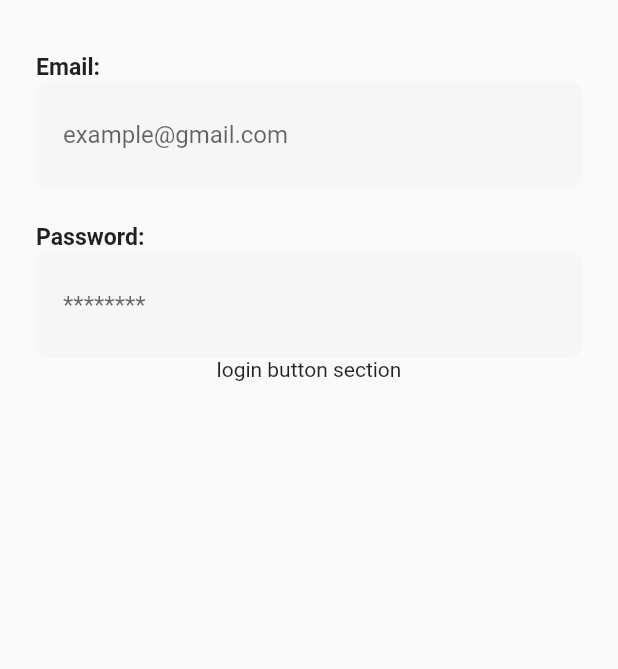
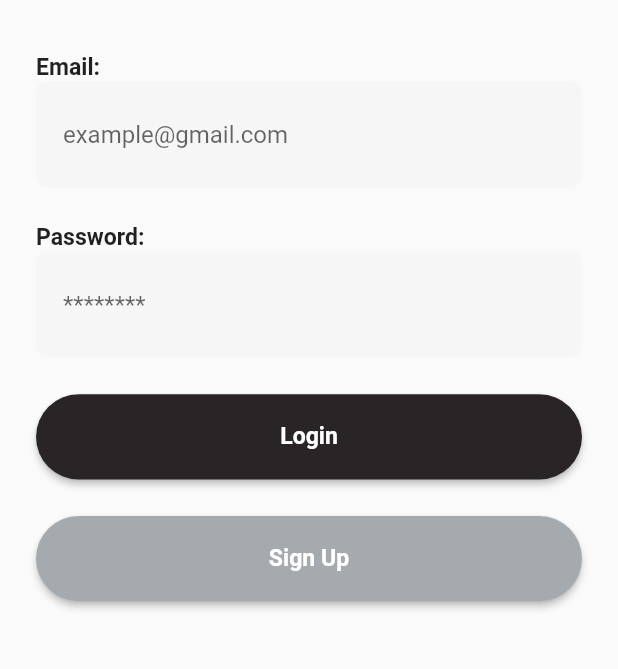
Before and after one commit to sifatullah-haque/90-days-cc-App-DIU-final, a Flutter app: the screen it shows after launch, on a phone screen of 412 x 824 dp, the part 413-1082 px from its top. Run offline on Flutter 3.47's test engine with Material 2 defaults, Android fonts, the light colour scheme and no system bars; our stand-ins replace flutter_screenutil.

Commit message:
login signup page UI design done

```diff
--- a/coolcom/lib/core/constains/color_is.dart
+++ b/coolcom/lib/core/constains/color_is.dart
@@ -2,4 +2,6 @@ import 'package:flutter/cupertino.dart';
 
 abstract class ColorIs {
   static const almostWhite = Color(0xffF6F6F6);
+  static const kindaBlack = Color(0xff292526);
+  static const itsGray = Color(0xffA4AAAD);
 }
--- a/coolcom/lib/pages/login_page.dart
+++ b/coolcom/lib/pages/login_page.dart
@@ -22,7 +22,50 @@ class LoginPage extends StatelessWidget {
             _emailAndPasswordSection(),
             Column(
               children: [
-                Text("login button section"),
+                SizedBox(
+                  height: 24.h,
+                ),
+                SizedBox(
+                  width: double.infinity,
+                  height: 56.h,
+                  child: ElevatedButton(
+                    onPressed: () {},
+                    child: Text(
+                      "Login",
+                      style: TextStyle(
+                        fontSize: 14.sp,
+                        fontWeight: FontWeight.bold,
+                      ),
+                    ),
+                    style: ElevatedButton.styleFrom(
+                      backgroundColor: ColorIs.kindaBlack,
+                      shape: RoundedRectangleBorder(
+                          borderRadius: BorderRadius.circular(40.r)),
+                    ),
+                  ),
+                ),
+                SizedBox(
+                  height: 24.h,
+                ),
+                SizedBox(
+                  width: double.infinity,
+                  height: 56.h,
+                  child: ElevatedButton(
+                    onPressed: () {},
+                    child: Text(
+                      "Sign Up",
+                      style: TextStyle(
+                        fontSize: 14.sp,
+                        fontWeight: FontWeight.bold,
+                      ),
+                    ),
+                    style: ElevatedButton.styleFrom(
+                      backgroundColor: ColorIs.itsGray,
+                      shape: RoundedRectangleBorder(
+                          borderRadius: BorderRadius.circular(40.r)),
+                    ),
+                  ),
+                )
               ],
             )
           ],
```
